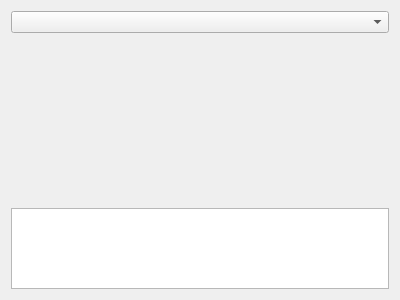
Qt form src/Editor/EditorCodeWidget.ui (RemotelyChaotic/JOIPEngine) before a commit.
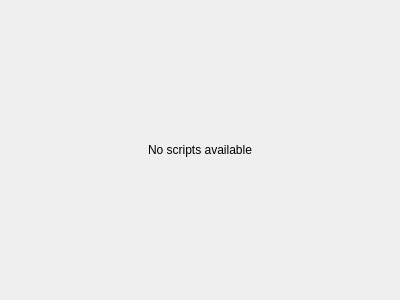
The same form after that commit. Custom widgets are drawn as their Qt base class.

Commit message: Code widget displays info if there's no scripts

What changed in the file:
```diff
--- a/src/Editor/EditorCodeWidget.ui
+++ b/src/Editor/EditorCodeWidget.ui
@@ -14,9 +14,54 @@
    <string>Form</string>
   </property>
   <layout class="QGridLayout" name="gridLayout">
+   <item row="2" column="0">
+    <widget class="QStackedWidget" name="pStackedWidget">
+     <property name="currentIndex">
+      <number>0</number>
+     </property>
+     <widget class="QWidget" name="page">
+      <layout class="QGridLayout" name="gridLayout_4">
+       <property name="leftMargin">
+        <number>0</number>
+       </property>
+       <property name="topMargin">
+        <number>0</number>
+       </property>
+       <property name="rightMargin">
+        <number>0</number>
+       </property>
+       <property name="bottomMargin">
+        <number>0</number>
+       </property>
    <item row="0" column="0">
-    <widget class="QComboBox" name="pSceneComboBox"/>
-   </item>
+        <widget class="QLabel" name="label">
+         <property name="text">
+          <string>No scripts available</string>
+         </property>
+         <property name="alignment">
+          <set>Qt::AlignCenter</set>
+         </property>
+        </widget>
+       </item>
+      </layout>
+     </widget>
+     <widget class="QWidget" name="page_2">
+      <layout class="QGridLayout" name="gridLayout_3">
+       <property name="leftMargin">
+        <number>0</number>
+       </property>
+       <property name="topMargin">
+        <number>0</number>
+       </property>
+       <property name="rightMargin">
+        <number>0</number>
+       </property>
+       <property name="bottomMargin">
+        <number>0</number>
+       </property>
+       <property name="spacing">
+        <number>6</number>
+       </property>
    <item row="2" column="0">
     <widget class="CScriptEditorWidget" name="pCodeEdit">
      <property name="sizePolicy">
@@ -52,6 +97,13 @@
        <number>0</number>
       </property>
      </layout>
+        </widget>
+       </item>
+       <item row="0" column="0">
+        <widget class="QComboBox" name="pResourceComboBox"/>
+       </item>
+      </layout>
+     </widget>
     </widget>
    </item>
   </layout>
```
Lines whose indentation alone changed are shown as unchanged. The commit also changes 2 other files.
